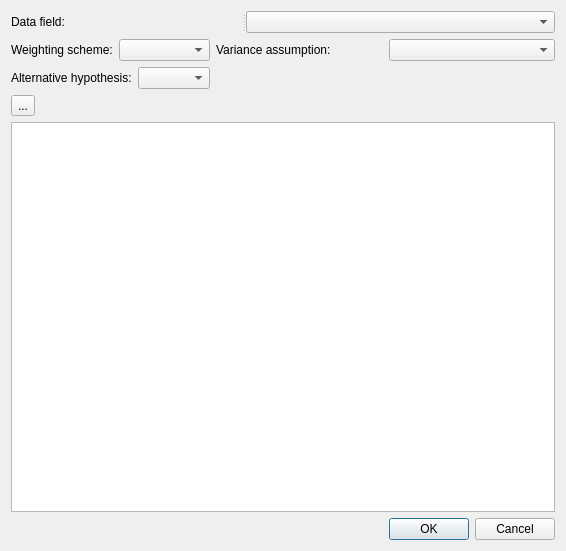
Before: the Qt Designer form plugin/local_dialog_base.ui in IZSVenezie/VetEpiGIS-Stat, drawn with Qt 5.
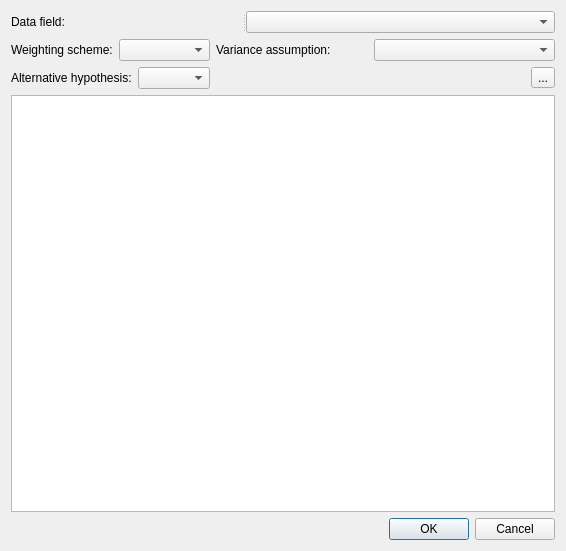
After: the same form once the commit is applied.

Patch:
```diff
--- a/plugin/local_dialog_base.ui
+++ b/plugin/local_dialog_base.ui
@@ -14,7 +14,7 @@
    <string>Dialog</string>
   </property>
   <layout class="QGridLayout" name="gridLayout_3">
-   <item row="0" column="0" colspan="3">
+   <item row="0" column="0" colspan="4">
     <widget class="QSplitter" name="splitter">
      <property name="orientation">
       <enum>Qt::Horizontal</enum>
@@ -55,7 +55,7 @@
      </property>
     </widget>
    </item>
-   <item row="1" column="2">
+   <item row="1" column="2" colspan="2">
     <widget class="QComboBox" name="comboBox_4"/>
    </item>
    <item row="2" column="0">
@@ -72,17 +72,30 @@
      </item>
     </layout>
    </item>
-   <item row="3" column="0">
+   <item row="2" column="1" colspan="2">
+    <spacer name="horizontalSpacer">
+     <property name="orientation">
+      <enum>Qt::Horizontal</enum>
+     </property>
+     <property name="sizeHint" stdset="0">
+      <size>
+       <width>259</width>
+       <height>20</height>
+      </size>
+     </property>
+    </spacer>
+   </item>
+   <item row="2" column="3">
     <widget class="QToolButton" name="toolButton">
      <property name="text">
       <string>...</string>
      </property>
     </widget>
    </item>
-   <item row="4" column="0" colspan="3">
+   <item row="3" column="0" colspan="4">
     <widget class="QPlainTextEdit" name="plainTextEdit"/>
    </item>
-   <item row="5" column="1" colspan="2">
+   <item row="4" column="1" colspan="3">
     <widget class="QDialogButtonBox" name="buttonBox">
      <property name="orientation">
       <enum>Qt::Horizontal</enum>
```
